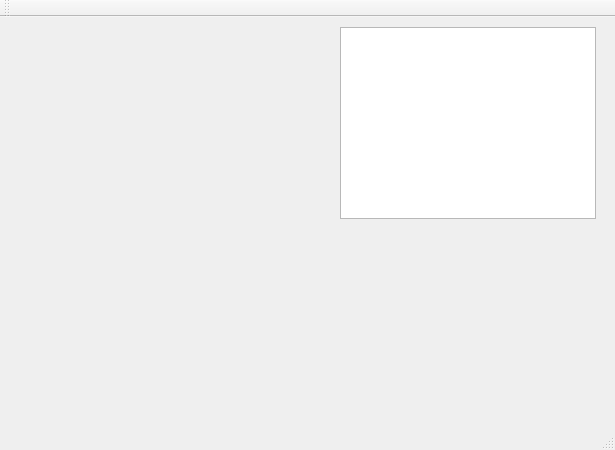
This is Sondeur/Sondeur.ui in Woulfty/TP3-SN-CF as Qt 5 draws it before an edit. The edited form follows.
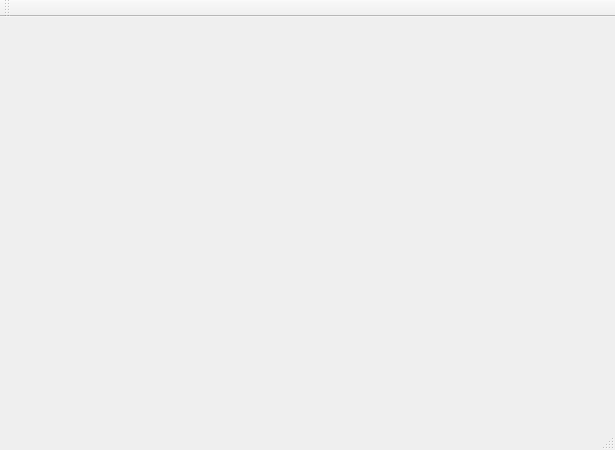
This is the edited form.

Diff of the .ui file:
```diff
--- a/Sondeur/Sondeur.ui
+++ b/Sondeur/Sondeur.ui
@@ -14,22 +14,12 @@
    <string>Sondeur</string>
   </property>
   <widget class="QWidget" name="centralWidget">
-   <widget class="QListWidget" name="log">
-    <property name="geometry">
-     <rect>
-      <x>340</x>
-      <y>10</y>
-      <width>256</width>
-      <height>192</height>
-     </rect>
-    </property>
-   </widget>
    <widget class="QLabel" name="longitude">
     <property name="geometry">
      <rect>
-      <x>20</x>
-      <y>10</y>
-      <width>101</width>
+      <x>260</x>
+      <y>20</y>
+      <width>111</width>
       <height>31</height>
      </rect>
     </property>
@@ -40,9 +30,9 @@
    <widget class="QLabel" name="latitude">
     <property name="geometry">
      <rect>
-      <x>20</x>
-      <y>40</y>
-      <width>101</width>
+      <x>260</x>
+      <y>50</y>
+      <width>111</width>
       <height>31</height>
      </rect>
     </property>
```
